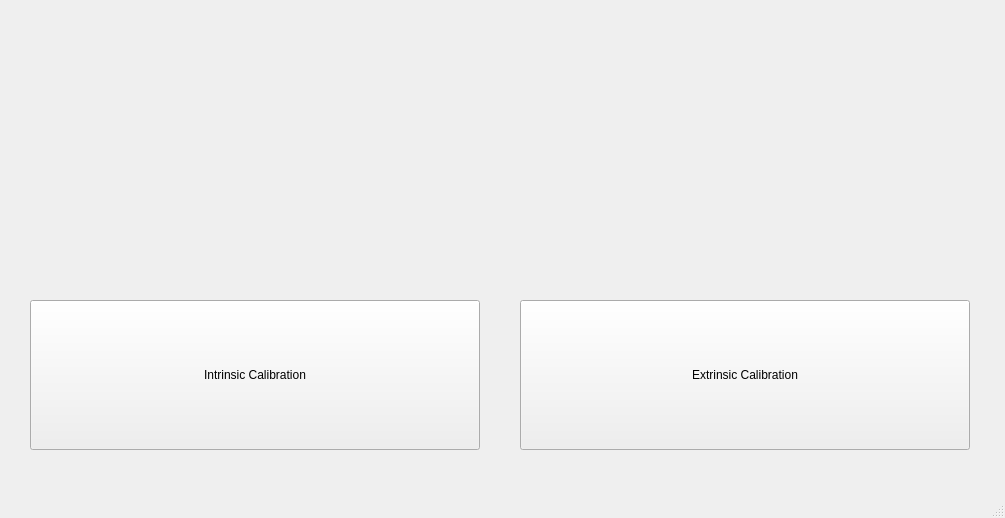
The window that mainwindow.ui (owo458/TempProject) describes before a commit, drawn with Qt 5.
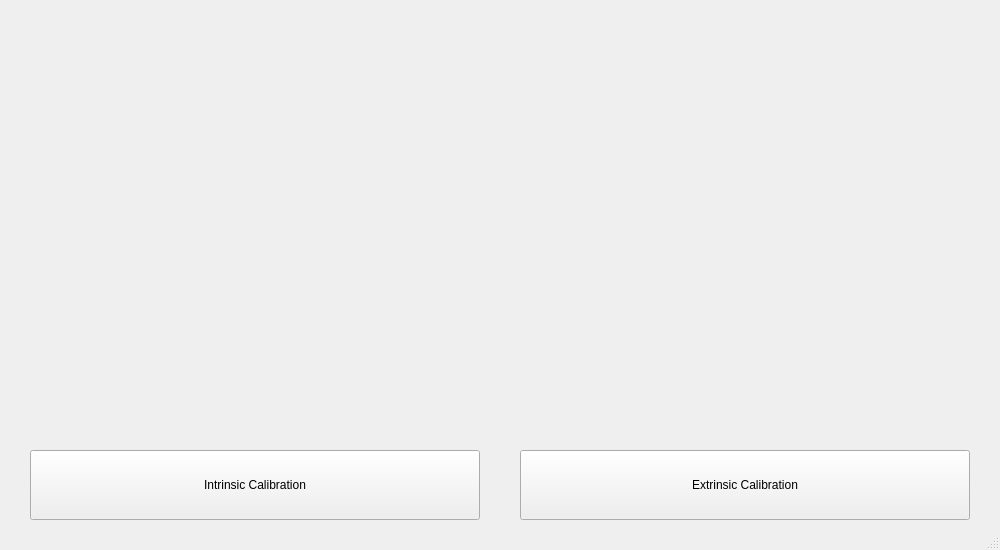
The same window after the commit.

Patch:
```diff
--- a/mainwindow.ui
+++ b/mainwindow.ui
@@ -6,8 +6,8 @@
    <rect>
     <x>0</x>
     <y>0</y>
-    <width>1005</width>
-    <height>518</height>
+    <width>1000</width>
+    <height>550</height>
    </rect>
   </property>
   <property name="windowTitle">
@@ -18,9 +18,9 @@
     <property name="geometry">
      <rect>
       <x>30</x>
-      <y>300</y>
+      <y>450</y>
       <width>450</width>
-      <height>150</height>
+      <height>70</height>
      </rect>
     </property>
     <property name="text">
@@ -31,9 +31,9 @@
     <property name="geometry">
      <rect>
       <x>520</x>
-      <y>300</y>
+      <y>450</y>
       <width>450</width>
-      <height>150</height>
+      <height>70</height>
      </rect>
     </property>
     <property name="text">
@@ -43,10 +43,10 @@
    <widget class="QLabel" name="LogoImg">
     <property name="geometry">
      <rect>
-      <x>290</x>
+      <x>169</x>
       <y>30</y>
-      <width>480</width>
-      <height>250</height>
+      <width>791</width>
+      <height>381</height>
      </rect>
     </property>
     <property name="styleSheet">
```
Left out of the diff: 10 changed lines with no effect on the pictures.
